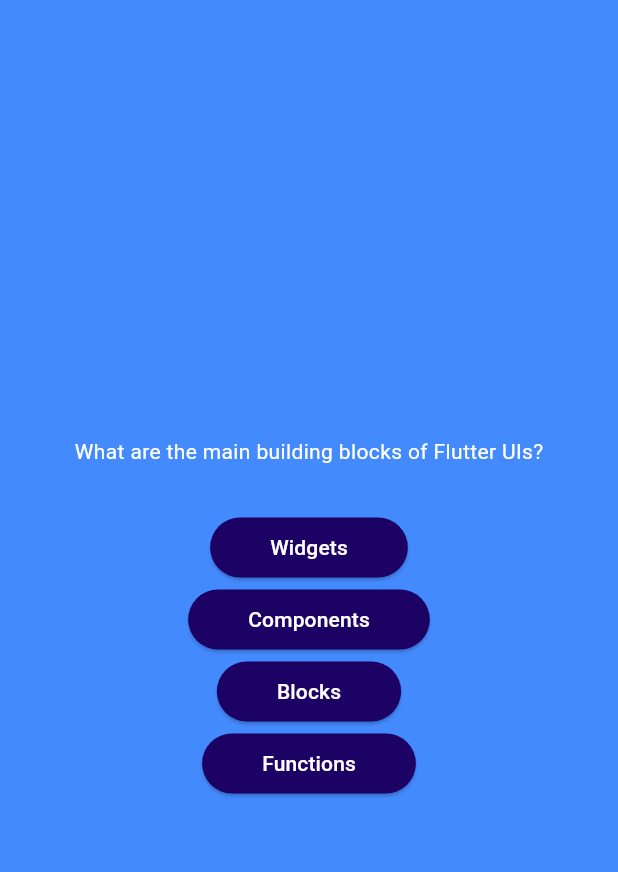
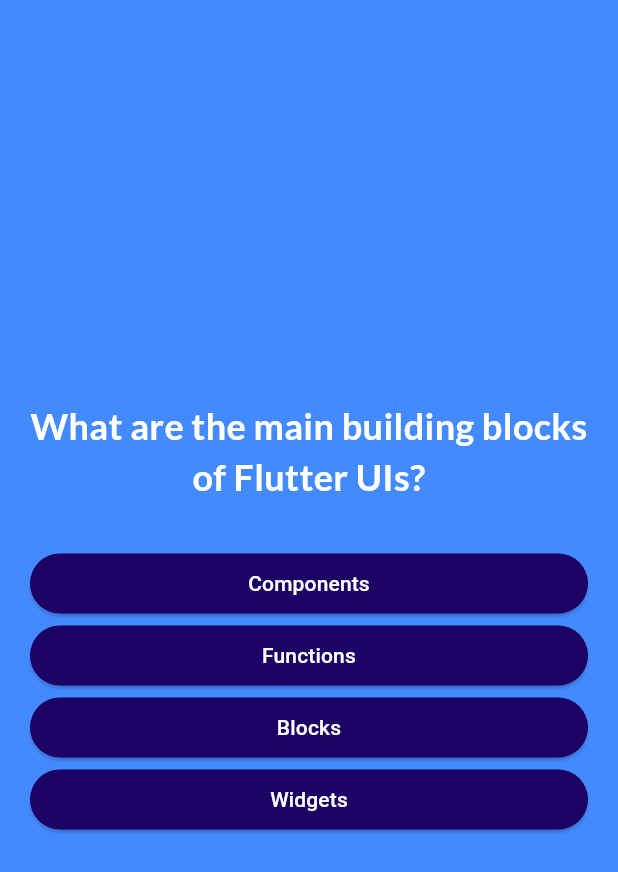
Before and after one commit to wildanfatah22/progress-learn-flutter, a Flutter app: the screen it shows after launch, after a tap on "Start Quiz", on a phone screen of 412 x 824 dp. Shown: the top 872 px of the screen. Run offline on Flutter 3.47's test engine with Material 3 defaults, Android fonts, the phone set to English and light mode, and no system bars; our stand-ins replace google_fonts.

Commit message:
learn to add third party library

```diff
--- a/quiz_app/lib/components/answer_button.dart
+++ b/quiz_app/lib/components/answer_button.dart
@@ -21,7 +21,10 @@ class AnswerButton extends StatelessWidget {
         shape: RoundedRectangleBorder(
             borderRadius: BorderRadiusDirectional.circular(40)),
       ),
-      child: Text(answerText),
+      child: Text(
+        answerText,
+        textAlign: TextAlign.center,
+      ),
     );
   }
 }
--- a/quiz_app/lib/models/quiz_question.dart
+++ b/quiz_app/lib/models/quiz_question.dart
@@ -3,4 +3,10 @@ class QuizQuestion {
 
   final String text;
   final List<String> answers;
+
+  List<String> getShuffledAnswer() {
+    final shuffledList = List.of(answers);
+    shuffledList.shuffle();
+    return shuffledList;
+  }
 }
--- a/quiz_app/lib/onboarding_screen.dart
+++ b/quiz_app/lib/onboarding_screen.dart
@@ -1,5 +1,6 @@
 import 'package:flutter/material.dart';
 import 'package:quiz_app/components/onboarding_button.dart';
+import 'package:google_fonts/google_fonts.dart';
 
 class OnboardingScreen extends StatelessWidget {
   const OnboardingScreen(this.startQuiz, {super.key});
@@ -22,10 +23,6 @@ class OnboardingScreen extends StatelessWidget {
           ),
           const Text(
             'Learn Flutter the fun way',
-            style: TextStyle(
-              color: Colors.white,
-              fontSize: 24,
-            ),
           ),
           const SizedBox(
             height: 30,
--- a/quiz_app/lib/questions_screen.dart
+++ b/quiz_app/lib/questions_screen.dart
@@ -1,4 +1,5 @@
 import 'package:flutter/material.dart';
+import 'package:google_fonts/google_fonts.dart';
 import 'package:quiz_app/components/answer_button.dart';
 import 'package:quiz_app/data/questions.dart';
 
@@ -12,30 +13,44 @@ class QuestionsScreen extends StatefulWidget {
 }
 
 class _QuestionsScreenState extends State<QuestionsScreen> {
+  var currentQuestionIndex = 0;
+
+  void answerQuestion() {
+    setState(() {
+      currentQuestionIndex++;
+    });
+  }
+
   @override
   Widget build(BuildContext context) {
-    final currentQuestion = questions[0];
+    final currentQuestion = questions[currentQuestionIndex];
 
     return SizedBox(
       width: double.infinity,
+      child: Container(
+        margin: const EdgeInsets.all(20),
         child: Column(
+          crossAxisAlignment: CrossAxisAlignment.stretch,
           mainAxisAlignment: MainAxisAlignment.center,
           children: [
             Text(
               currentQuestion.text,
-            style: const TextStyle(
+              style: GoogleFonts.lato(
                   color: Colors.white,
-            ),
+                  fontSize: 24,
+                  fontWeight: FontWeight.bold),
+              textAlign: TextAlign.center,
             ),
             const SizedBox(height: 30),
-          ...currentQuestion.answers.map((answer) {
+            ...currentQuestion.getShuffledAnswer().map((answer) {
               return AnswerButton(
                 answerText: answer,
-              onTap: () {},
+                onTap: answerQuestion,
               );
             }),
           ],
         ),
+      ),
     );
   }
 }
--- a/quiz_app/pubspec.yaml
+++ b/quiz_app/pubspec.yaml
@@ -34,6 +34,7 @@ dependencies:
   # The following adds the Cupertino Icons font to your application.
   # Use with the CupertinoIcons class for iOS style icons.
   cupertino_icons: ^1.0.8
+  google_fonts: ^6.2.1
 
 dev_dependencies:
   flutter_test:
```
Also changed, not shown: quiz_app/pubspec.lock, 1 other file. Lines whose indentation alone changed are shown as unchanged.
